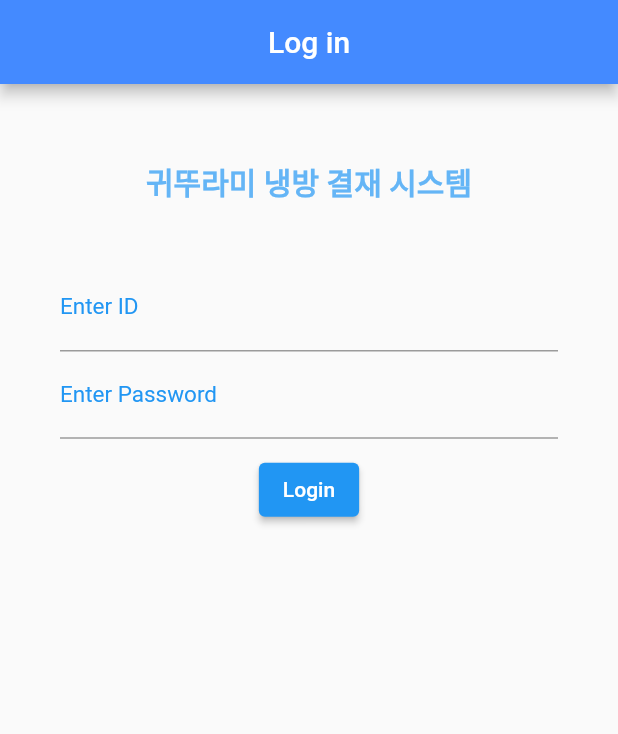
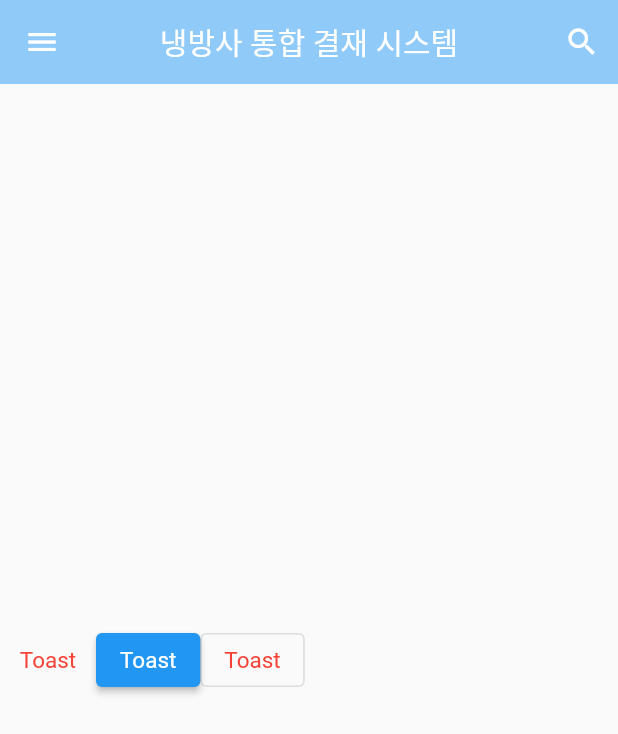
Before and after one commit to solardayz/flutter-test, a Flutter app: the screen it shows after launch, after a tap on "Login", on a phone screen of 412 x 824 dp. Shown: the top 734 px of the screen. Run offline on Flutter 3.47's test engine with Material 2 defaults, Android fonts, the phone set to English and light mode, and no system bars; our stand-ins replace fluttertoast.

Commit message:
로그인 페이지 전환 및 대시보드 페이지 개발 준비

```diff
--- /dev/null
+++ b/lib/dashboard.dart
@@ -0,0 +1,152 @@
+import 'package:flutter/material.dart';
+import 'package:fluttertoast/fluttertoast.dart';
+
+class Dashboard extends StatelessWidget {
+  const Dashboard({Key? key}) : super(key: key);
+
+  @override
+  Widget build(BuildContext context) {
+    return Scaffold(
+      appBar: AppBar(
+        title: Text('냉방사 통합 결재 시스템'),
+        centerTitle: true,
+        elevation: 0.0,
+        backgroundColor: Colors.blue[200],
+        // leading: IconButton( drawer 적용을 위해 주석 처리
+        //   icon: Icon(Icons.menu),
+        //   onPressed: () {
+        //     print('menu click');
+        //   },
+        // ),
+        actions: [
+          IconButton(
+            icon: Icon(Icons.search),
+            onPressed: () {
+              print('search click');
+            },
+          ),
+        ],
+      ),
+      drawer: Drawer(
+        child: ListView(
+          padding: EdgeInsets.zero, //맨위로 올라감
+          children: [
+            UserAccountsDrawerHeader(
+              accountName: Text('홍길동'),
+              accountEmail: Text('hong@krb.co.kr'),
+              onDetailsPressed: () {
+                print('onDetailsPressed click');
+              },
+              decoration: BoxDecoration(
+                  color: Colors.blue[200],
+                  borderRadius: BorderRadius.only(
+                    bottomLeft: Radius.circular(40.0),
+                    bottomRight: Radius.circular(40.0),
+                  )),
+            ),
+            ListTile(
+              leading: Icon(
+                Icons.home,
+                color: Colors.grey,
+              ),
+              title: Text('Home'),
+              // subtitle: Text('Main'),
+              dense: true,
+              onTap: () {
+                print('onTap');
+              },
+              // trailing: Icon(Icons.add),
+            ),
+            ListTile(
+              leading: Icon(
+                Icons.post_add_sharp,
+                color: Colors.grey,
+              ),
+              title: Text('결재예정'),
+              // subtitle: Text('Main'),
+              onTap: () {
+                print('결재예정');
+              },
+              // trailing: Icon(Icons.add),
+            ),
+            ListTile(
+              leading: Icon(
+                Icons.approval,
+                color: Colors.grey,
+              ),
+              title: Text('미결재'),
+              // subtitle: Text('Main'),
+              onTap: () {
+                print('미결재');
+              },
+              // trailing: Icon(Icons.add),
+            ),
+            ListTile(
+              leading: Icon(
+                Icons.approval_sharp,
+                color: Colors.grey,
+              ),
+              title: Text('완료결재'),
+              // subtitle: Text('Main'),
+              onTap: () {
+                print('완료결재');
+              },
+              // trailing: Icon(Icons.add),
+            ),
+          ],
+        ),
+      ),
+      body: Row(
+        children: [
+          Center(
+            child: TextButton(
+              style: ButtonStyle(
+                textStyle: MaterialStateProperty.all(TextStyle(fontSize: 15.0)),
+                foregroundColor: MaterialStateProperty.all(Colors.red),
+              ),
+              onPressed: () {
+                flutterToast('TextButton');
+              },
+              child: Text('Toast'),
+            ),
+          ),
+          Center(
+            child: ElevatedButton(
+              style: ButtonStyle(
+                textStyle: MaterialStateProperty.all(TextStyle(fontSize: 15.0)),
+                foregroundColor: MaterialStateProperty.all(Colors.white),
+                // backgroundColor: MaterialStateProperty.all(Colors.white),
+              ),
+              onPressed: () {
+                flutterToast('ElevatedButton');
+              },
+              child: Text('Toast'),
+            ),
+          ),
+          Center(
+            child: OutlinedButton(
+              style: ButtonStyle(
+                textStyle: MaterialStateProperty.all(TextStyle(fontSize: 15.0)),
+                foregroundColor: MaterialStateProperty.all(Colors.red),
+              ),
+              onPressed: () {
+                flutterToast('OutlinedButton');
+              },
+              child: Text('Toast'),
+            ),
+          ),
+        ],
+      ),
+    );
+  }
+}
+
+void flutterToast(msg) {
+  Fluttertoast.showToast(
+      msg: 'Toast $msg',
+      gravity: ToastGravity.BOTTOM,
+      backgroundColor: Colors.amber,
+      fontSize: 20.0,
+      textColor: Colors.black,
+      toastLength: Toast.LENGTH_SHORT);
+}
--- a/lib/login.dart
+++ b/lib/login.dart
@@ -1,4 +1,5 @@
 import 'package:flutter/material.dart';
+import 'package:myapp/dashboard.dart';
 
 class Login extends StatefulWidget {
   const Login({Key? key}) : super(key: key);
@@ -28,59 +29,62 @@ class _LoginState extends State<Login> {
                   style: TextStyle(
                       fontSize: 20.0,
                       fontWeight: FontWeight.bold,
-                  color: Colors.blue[300]
+                      color: Colors.blue[300]),
                 ),
               ),
+              SizedBox(
+                height: 40.0,
               ),
               Form(
                 child: Theme(
                     data: ThemeData(
                       primaryColor: Colors.blue,
                       inputDecorationTheme: InputDecorationTheme(
-                      labelStyle: TextStyle(
-                        color: Colors.blue,
-                        fontSize: 15.0
-                      )
-                    ),
+                          labelStyle:
+                              TextStyle(color: Colors.blue, fontSize: 15.0)),
                     ),
                     child: Container(
                       padding: EdgeInsets.all(40.0),
                       child: Column(
                         children: [
                           TextField(
-                          decoration: InputDecoration(
-                              labelText: 'Enter ID'
-                          ),
+                            decoration: InputDecoration(labelText: 'Enter ID'),
                             keyboardType: TextInputType.text,
                           ),
                           TextField(
-                          decoration: InputDecoration(
-                              labelText: 'Enter Password'
-                          ),
+                            decoration:
+                                InputDecoration(labelText: 'Enter Password'),
                             keyboardType: TextInputType.text,
                             obscureText: true,
                           ),
                           SizedBox(
-                          height: 10.0,
+                            height: 30.0,
                           ),
                           ButtonTheme(
-                          minWidth: 100.0,
-
                             child: ElevatedButton(
-                              onPressed: (){
+                              onPressed: () {
                                 print('login');
+                                Navigator.push(
+                                  context,
+                                  MaterialPageRoute(
+                                      builder: (context) => Dashboard()),
+                                );
                               },
-                              child: Text('Login')
+                              child: Text(
+                                ' Login ',
+                                style: TextStyle(
+                                    fontSize: 20.0,
+                                    fontWeight: FontWeight.bold,
+                                    wordSpacing: 50.0),
+                              ),
                             ),
                           ),
                         ],
                       ),
-                  )
-              ),
+                    )),
               ),
             ],
           ),
-      )
-    );
+        ));
   }
 }
```
Lines whose indentation alone changed are shown as unchanged.
